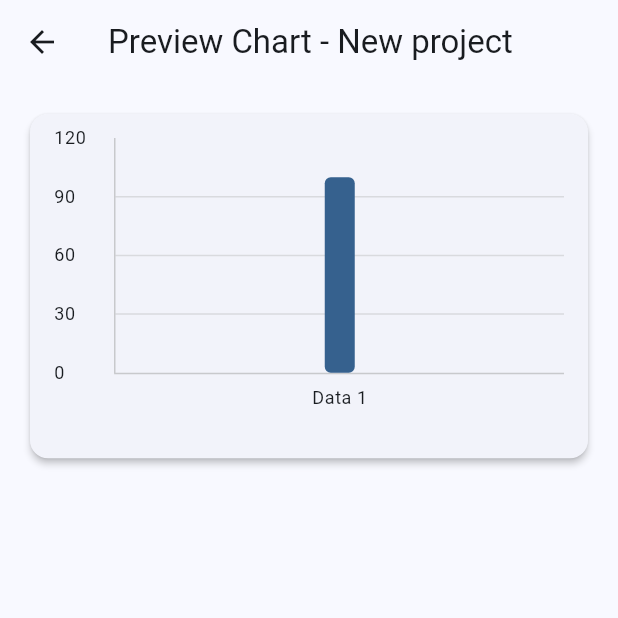
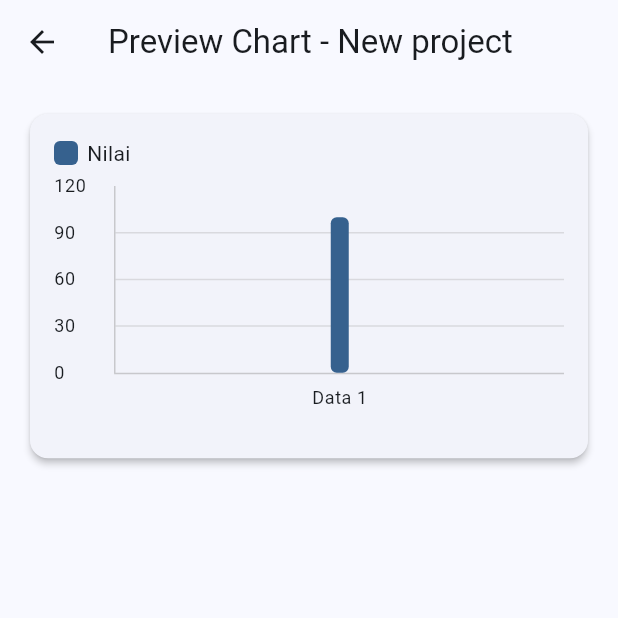
Before and after one commit to virtuezzysm202/chartix, a Flutter app: the InputDataPage screen opened by its route, after a tap on "Preview Chart", on a phone screen of 412 x 824 dp, the top half of it. Run offline on Flutter 3.47's test engine with Material 3 defaults, Android fonts, the phone set to English and light mode, and no system bars; drawn by our look-alikes of fl_chart; our stand-ins replace shared_preferences; accounts and stored records are empty.

Commit message:
Grouped Bar Chart add

```diff
--- a/lib/presentation/pages/chart/chart_page.dart
+++ b/lib/presentation/pages/chart/chart_page.dart
@@ -9,12 +9,17 @@ class ChartPage extends StatelessWidget {
 
   @override
   Widget build(BuildContext context) {
-    // Ambil data dari project
     final data = project.data;
 
-    // Convert format
+    // Ambil kategori (nama produk)
     final categories = data.map((row) => row[0]).toList();
-    final values = data.map((row) => double.tryParse(row[1]) ?? 0).toList();
+
+    // Ambil nilai stok dan penjualan sebagai list of list
+    final values = data.map((row) {
+      final stok = double.tryParse(row[1]) ?? 0;
+      final penjualan = double.tryParse(row[2]) ?? 0;
+      return [stok, penjualan];
+    }).toList();
 
     return Scaffold(
       appBar: AppBar(title: Text("Chart - ${project.name}")),
--- a/lib/presentation/pages/input/input_data_page.dart
+++ b/lib/presentation/pages/input/input_data_page.dart
@@ -401,7 +401,6 @@ class _InputDataPageState extends State<InputDataPage> {
                       ),
                       ElevatedButton.icon(
                         onPressed: () {
-                          // Ambil data dari tabel
                           final projectData = table
                               .map((row) => row.map((c) => c.text).toList())
                               .toList();
@@ -415,8 +414,12 @@ class _InputDataPageState extends State<InputDataPage> {
                           Navigator.push(
                             context,
                             MaterialPageRoute(
-                              builder: (_) =>
-                                  PreviewChartPage(project: previewProject),
+                              builder: (_) => PreviewChartPage(
+                                project: previewProject,
+                                valueHeaders: headers.sublist(
+                                  1,
+                                ), // <-- ini wajib ditambahkan
+                              ),
                             ),
                           );
                         },
--- a/lib/presentation/pages/input/preview_chart_page.dart
+++ b/lib/presentation/pages/input/preview_chart_page.dart
@@ -4,25 +4,34 @@ import '../../widgets/charts/chart_widget.dart';
 
 class PreviewChartPage extends StatelessWidget {
   final Project project;
+  final List<String> valueHeaders; // header kolom nilai
 
-  const PreviewChartPage({super.key, required this.project});
+  const PreviewChartPage({
+    super.key,
+    required this.project,
+    required this.valueHeaders,
+  });
 
   @override
   Widget build(BuildContext context) {
     final categories = project.data.map((row) => row[0]).toList();
-    final values = project.data
-        .map((row) => double.tryParse(row[1]) ?? 0)
-        .toList();
+
+    final values = project.data.map((row) {
+      return row.sublist(1).map((e) => double.tryParse(e) ?? 0).toList();
+    }).toList();
 
     return Scaffold(
       appBar: AppBar(title: Text("Preview Chart - ${project.name}")),
       body: SingleChildScrollView(
-        // ✅ biar bisa digeser kalau chart tinggi
         padding: const EdgeInsets.all(16),
         child: Center(
           child: AspectRatio(
-            aspectRatio: 1.6, // ✅ kasih ukuran fix
-            child: ChartWidget(categories: categories, values: values),
+            aspectRatio: 1.6,
+            child: ChartWidget(
+              categories: categories,
+              values: values,
+              valueHeaders: valueHeaders, // kirim header nilai ke chart
+            ),
           ),
         ),
       ),
--- a/lib/presentation/widgets/charts/chart_widget.dart
+++ b/lib/presentation/widgets/charts/chart_widget.dart
@@ -3,9 +3,10 @@ import 'package:fl_chart/fl_chart.dart';
 
 class ChartWidget extends StatelessWidget {
   final List<String> categories;
-  final List<double> values;
+  final List<List<double>> values;
   final String? title;
   final Color? primaryColor;
+  final List<String>? valueHeaders; // header kolom nilai
 
   const ChartWidget({
     super.key,
@@ -13,6 +14,7 @@ class ChartWidget extends StatelessWidget {
     required this.values,
     this.title,
     this.primaryColor,
+    this.valueHeaders,
   });
 
   @override
@@ -20,13 +22,22 @@ class ChartWidget extends StatelessWidget {
     final theme = Theme.of(context);
     final chartColor = primaryColor ?? theme.primaryColor;
 
-    // Hitung nilai maksimum
     final maxValue = values.isNotEmpty
-        ? values.reduce((a, b) => a > b ? a : b)
+        ? values.expand((list) => list).reduce((a, b) => a > b ? a : b)
         : 0.0;
     final roundedMax = maxValue > 0
         ? ((maxValue * 1.2 / 10).ceil() * 10).toDouble()
         : 10.0;
+
+    final barColors = [
+      chartColor,
+      Colors.redAccent,
+      Colors.green,
+      Colors.orange,
+      Colors.purple,
+      Colors.teal,
+      Colors.indigo,
+    ];
 
     return Card(
       elevation: 2,
@@ -35,7 +46,6 @@ class ChartWidget extends StatelessWidget {
         child: Column(
           crossAxisAlignment: CrossAxisAlignment.start,
           children: [
-            // Title
             if (title != null) ...[
               Text(
                 title!,
@@ -46,21 +56,50 @@ class ChartWidget extends StatelessWidget {
               const SizedBox(height: 12),
             ],
 
-            // Chart
+            // Optional: tampilkan legenda
+            if (valueHeaders != null) ...[
+              Wrap(
+                spacing: 12,
+                runSpacing: 8,
+                children: List.generate(valueHeaders!.length, (i) {
+                  return Row(
+                    mainAxisSize: MainAxisSize.min,
+                    children: [
+                      Container(
+                        width: 16,
+                        height: 16,
+                        decoration: BoxDecoration(
+                          color: barColors[i % barColors.length],
+                          borderRadius: BorderRadius.circular(4),
+                        ),
+                      ),
+                      const SizedBox(width: 6),
+                      Text(valueHeaders![i]),
+                    ],
+                  );
+                }),
+              ),
+              const SizedBox(height: 12),
+            ],
+
             Expanded(
               child: BarChart(
                 BarChartData(
                   alignment: BarChartAlignment.spaceAround,
                   maxY: roundedMax,
-
-                  // Touch interaction
                   barTouchData: BarTouchData(
                     enabled: true,
                     touchTooltipData: BarTouchTooltipData(
                       getTooltipColor: (group) => Colors.black87,
                       getTooltipItem: (group, groupIndex, rod, rodIndex) {
+                        String label = categories[group.x.toInt()];
+                        String barLabel =
+                            valueHeaders != null &&
+                                rodIndex < valueHeaders!.length
+                            ? valueHeaders![rodIndex]
+                            : 'Value ${rodIndex + 1}';
                         return BarTooltipItem(
-                          '${categories[group.x.toInt()]}\n${rod.toY.toStringAsFixed(1)}',
+                          '$label\n$barLabel: ${rod.toY.toStringAsFixed(1)}',
                           const TextStyle(
                             color: Colors.white,
                             fontWeight: FontWeight.w500,
@@ -69,49 +108,42 @@ class ChartWidget extends StatelessWidget {
                       },
                     ),
                   ),
-
-                  // Grid
                   gridData: FlGridData(
                     show: true,
                     drawVerticalLine: false,
                     horizontalInterval: roundedMax / 4,
                     getDrawingHorizontalLine: (value) {
                       return FlLine(
-                        color: Colors.grey.withValues(alpha: 0.3),
+                        color: Colors.grey.withOpacity(0.3),
                         strokeWidth: 1,
                       );
                     },
                   ),
-
-                  // Border
                   borderData: FlBorderData(
                     show: true,
                     border: Border(
-                      left: BorderSide(
-                        color: Colors.grey.withValues(alpha: 0.5),
-                      ),
-                      bottom: BorderSide(
-                        color: Colors.grey.withValues(alpha: 0.5),
-                      ),
+                      left: BorderSide(color: Colors.grey.withOpacity(0.5)),
+                      bottom: BorderSide(color: Colors.grey.withOpacity(0.5)),
                     ),
                   ),
-
-                  // Bars
                   barGroups: List.generate(categories.length, (index) {
+                    final rods = <BarChartRodData>[];
+                    for (int i = 0; i < values[index].length; i++) {
+                      rods.add(
+                        BarChartRodData(
+                          toY: values[index][i],
+                          color: barColors[i % barColors.length],
+                          width: 12,
+                          borderRadius: BorderRadius.circular(4),
+                        ),
+                      );
+                    }
                     return BarChartGroupData(
                       x: index,
-                      barRods: [
-                        BarChartRodData(
-                          toY: values[index],
-                          color: chartColor,
-                          width: 20,
-                          borderRadius: BorderRadius.circular(4),
-                        ),
-                      ],
+                      barRods: rods,
+                      barsSpace: 6,
                     );
                   }),
-
-                  // Titles
                   titlesData: FlTitlesData(
                     topTitles: const AxisTitles(
                       sideTitles: SideTitles(showTitles: false),
@@ -119,8 +151,6 @@ class ChartWidget extends StatelessWidget {
                     rightTitles: const AxisTitles(
                       sideTitles: SideTitles(showTitles: false),
                     ),
-
-                    // Y-axis
                     leftTitles: AxisTitles(
                       sideTitles: SideTitles(
                         showTitles: true,
@@ -134,8 +164,6 @@ class ChartWidget extends StatelessWidget {
                         },
                       ),
                     ),
-
-                    // X-axis
                     bottomTitles: AxisTitles(
                       sideTitles: SideTitles(
                         showTitles: true,
```
